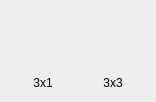
starviewer-medical/starviewer, file starviewer/src/core/qfusionlayoutwidgetbase.ui: the form before one commit.
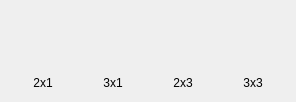
The form after the commit. Custom widgets are drawn as their Qt base class.

Commit message: ENH: Add new fusion layouts targeted to dual monitor configurations.

Patch:
```diff
--- a/starviewer/src/core/qfusionlayoutwidgetbase.ui
+++ b/starviewer/src/core/qfusionlayoutwidgetbase.ui
@@ -6,7 +6,7 @@
    <rect>
     <x>0</x>
     <y>0</y>
-    <width>152</width>
+    <width>292</width>
     <height>98</height>
    </rect>
   </property>
@@ -14,6 +14,74 @@
    <string>Form</string>
   </property>
   <layout class="QHBoxLayout" name="horizontalLayout">
+   <item>
+    <widget class="udg::ItemMenu" name="m_item2x1">
+     <property name="minimumSize">
+      <size>
+       <width>64</width>
+       <height>80</height>
+      </size>
+     </property>
+     <property name="maximumSize">
+      <size>
+       <width>64</width>
+       <height>80</height>
+      </size>
+     </property>
+     <layout class="QVBoxLayout" name="verticalLayout_3">
+      <property name="spacing">
+       <number>0</number>
+      </property>
+      <property name="leftMargin">
+       <number>0</number>
+      </property>
+      <property name="topMargin">
+       <number>0</number>
+      </property>
+      <property name="rightMargin">
+       <number>0</number>
+      </property>
+      <property name="bottomMargin">
+       <number>0</number>
+      </property>
+      <item>
+       <layout class="QGridLayout" name="gridLayout_3">
+        <property name="spacing">
+         <number>0</number>
+        </property>
+        <item row="0" column="1">
+         <widget class="udg::GridIcon" name="m_gridIcon2x1_2"/>
+        </item>
+        <item row="0" column="0">
+         <widget class="udg::GridIcon" name="m_gridIcon2x1_1"/>
+        </item>
+       </layout>
+      </item>
+      <item>
+       <widget class="QLabel" name="label_3">
+        <property name="minimumSize">
+         <size>
+          <width>0</width>
+          <height>16</height>
+         </size>
+        </property>
+        <property name="maximumSize">
+         <size>
+          <width>16777215</width>
+          <height>16</height>
+         </size>
+        </property>
+        <property name="text">
+         <string>2x1</string>
+        </property>
+        <property name="alignment">
+         <set>Qt::AlignCenter</set>
+        </property>
+       </widget>
+      </item>
+     </layout>
+    </widget>
+   </item>
    <item>
     <widget class="udg::ItemMenu" name="m_item3x1">
      <property name="minimumSize">
@@ -85,6 +153,86 @@
      </layout>
     </widget>
    </item>
+   <item>
+    <widget class="udg::ItemMenu" name="m_item2x3">
+     <property name="minimumSize">
+      <size>
+       <width>64</width>
+       <height>80</height>
+      </size>
+     </property>
+     <property name="maximumSize">
+      <size>
+       <width>64</width>
+       <height>80</height>
+      </size>
+     </property>
+     <layout class="QVBoxLayout" name="verticalLayout_4">
+      <property name="spacing">
+       <number>0</number>
+      </property>
+      <property name="leftMargin">
+       <number>0</number>
+      </property>
+      <property name="topMargin">
+       <number>0</number>
+      </property>
+      <property name="rightMargin">
+       <number>0</number>
+      </property>
+      <property name="bottomMargin">
+       <number>0</number>
+      </property>
+      <item>
+       <layout class="QGridLayout" name="gridLayout_4">
+        <property name="spacing">
+         <number>0</number>
+        </property>
+        <item row="0" column="0">
+         <widget class="udg::GridIcon" name="m_gridIcon2x3_1"/>
+        </item>
+        <item row="0" column="1">
+         <widget class="udg::GridIcon" name="m_gridIcon2x3_2"/>
+        </item>
+        <item row="1" column="0">
+         <widget class="udg::GridIcon" name="m_gridIcon2x3_3"/>
+        </item>
+        <item row="1" column="1">
+         <widget class="udg::GridIcon" name="m_gridIcon2x3_4"/>
+        </item>
+        <item row="2" column="0">
+         <widget class="udg::GridIcon" name="m_gridIcon2x3_5"/>
+        </item>
+        <item row="2" column="1">
+         <widget class="udg::GridIcon" name="m_gridIcon2x3_6"/>
+        </item>
+       </layout>
+      </item>
+      <item>
+       <widget class="QLabel" name="label_4">
+        <property name="minimumSize">
+         <size>
+          <width>0</width>
+          <height>16</height>
+         </size>
+        </property>
+        <property name="maximumSize">
+         <size>
+          <width>16777215</width>
+          <height>16</height>
+         </size>
+        </property>
+        <property name="text">
+         <string>2x3</string>
+        </property>
+        <property name="alignment">
+         <set>Qt::AlignCenter</set>
+        </property>
+       </widget>
+      </item>
+     </layout>
+    </widget>
+   </item>
    <item>
     <widget class="udg::ItemMenu" name="m_item3x3">
      <property name="minimumSize">
```
The commit also changes 8 other files.
